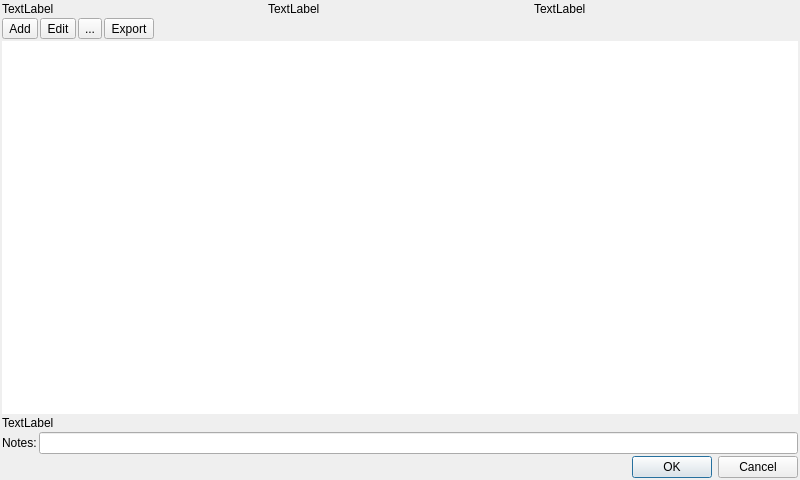
Above: b6p/dlgplanificaciondia.ui from diegowald/b6p before the change. Below: the same form after it.
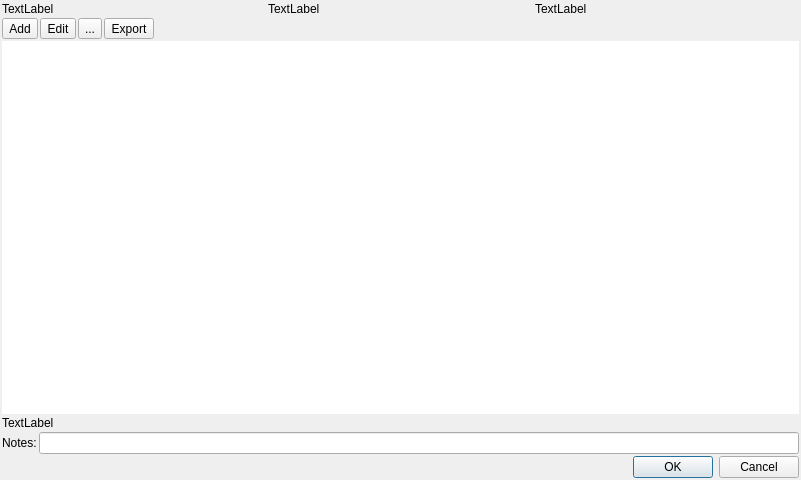
That is the form after the change. Icons and pictures are not drawn.

```diff
--- a/b6p/dlgplanificaciondia.ui
+++ b/b6p/dlgplanificaciondia.ui
@@ -6,10 +6,22 @@
    <rect>
     <x>0</x>
     <y>0</y>
-    <width>800</width>
+    <width>801</width>
     <height>480</height>
    </rect>
   </property>
+  <property name="sizePolicy">
+   <sizepolicy hsizetype="Maximum" vsizetype="Maximum">
+    <horstretch>0</horstretch>
+    <verstretch>0</verstretch>
+   </sizepolicy>
+  </property>
+  <property name="minimumSize">
+   <size>
+    <width>800</width>
+    <height>0</height>
+   </size>
+  </property>
   <property name="windowTitle">
    <string>Planning</string>
   </property>
```
